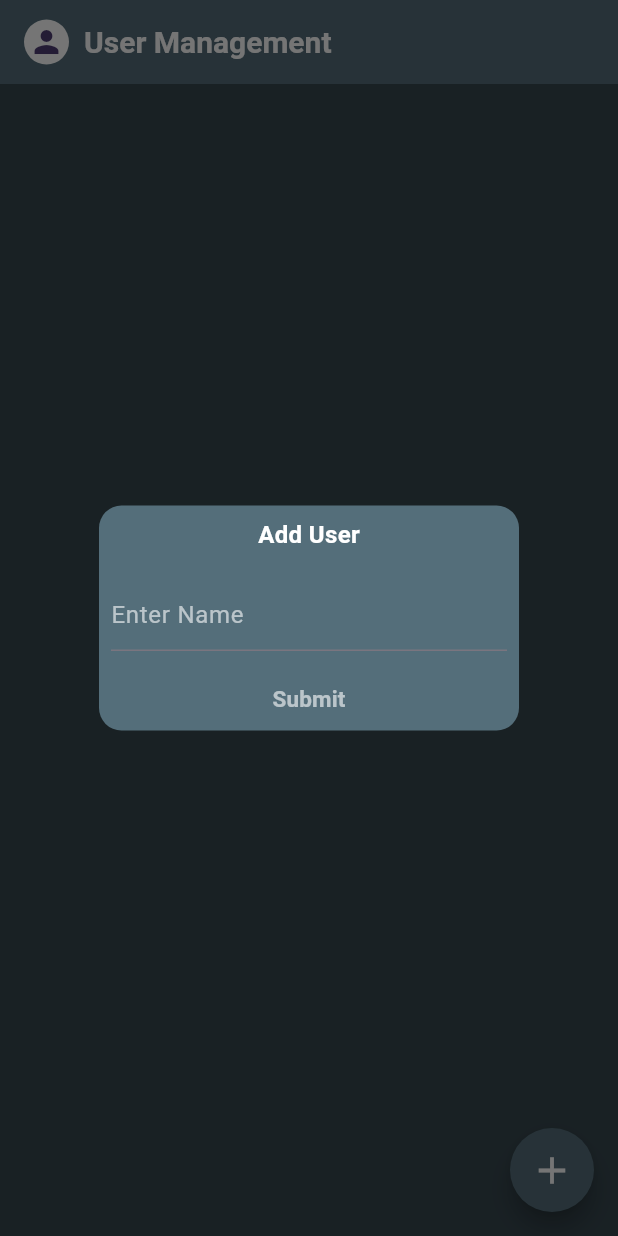
After one commit to heyyashid/flutter-space, a Flutter app: the screen it shows after launch, after a tap on the "add" icon, on a phone screen of 412 x 824 dp. The commit adds this screen. Run offline on Flutter 3.47's test engine with Material 3 defaults, Android fonts, the phone set to English and light mode, and no system bars; our stand-ins replace fluttertoast, image_picker, shared_preferences; key blocks and very long unbroken strings in the code were emptied for the run.

Commit message:
provider

```diff
--- a/lib/main.dart
+++ b/lib/main.dart
@@ -1,4 +1,5 @@
 import 'package:flutter/material.dart';
+import 'package:provider/provider.dart';
 import 'package:sample/02-10-24-task/profile.dart';
 import 'package:sample/03-10-24-task/bus_booking.dart';
 import 'package:sample/03-10-24-task/confirmpage.dart';
@@ -20,9 +21,13 @@ import 'package:sample/navigation/screen-b.dart';
 import 'package:sample/container.dart';
 import 'package:sample/image.dart';
 import 'package:sample/19-09-24_task/login.dart';
+import 'package:sample/provider/provider_class.dart';
+import 'package:sample/provider/user_management.dart';
 
 void main() {
-  runApp(const MyApp());
+  runApp( ChangeNotifierProvider(
+    create: (context)=> UserProvider(),
+    child: MyApp()));
 }
 
 class MyApp extends StatelessWidget {
@@ -46,7 +51,7 @@ class MyApp extends StatelessWidget {
     //  },
     //  initialRoute: "homepage",
 
-      home:BottomBarEx(),
+      home:usermgmt(),
     );
   }
 }
--- /dev/null
+++ b/lib/provider/provider_class.dart
@@ -0,0 +1,42 @@
+import 'package:flutter/material.dart';
+
+class UserProvider extends ChangeNotifier {
+  final List<User> _users = [];
+
+  List<User> get users => _users;
+
+  void addUser(User user) {
+    _users.add(user);
+    notifyListeners();
+  }
+
+  void updateUser(String id, String newName) {
+    for (var user in _users) {
+      if (user.id == id) {
+        user.name = newName;
+        notifyListeners();
+        // break;
+      }
+    }
+  }
+
+  // void updateUser(String id, String newName) {
+  //   final userIndex = _users.indexWhere((user) => user.id == id);
+  //   if (userIndex >= 0) {
+  //     _users[userIndex] = User(id: id, name: newName);
+  //     notifyListeners();
+  //   }
+  // }
+
+  void deleteUser(String id) {
+    _users.removeWhere((user) => user.id == id);
+    notifyListeners();
+  }
+}
+
+class User {
+  final String id;
+  String name;
+
+  User({required this.id, required this.name});
+}
--- /dev/null
+++ b/lib/provider/user_management.dart
@@ -0,0 +1,172 @@
+import 'package:flutter/material.dart';
+import 'package:provider/provider.dart';
+import 'package:sample/provider/provider_class.dart';
+
+class usermgmt extends StatelessWidget {
+  TextEditingController _nameController =TextEditingController();
+   usermgmt({super.key});
+
+  @override
+  Widget build(BuildContext context) {
+    final userprovider = Provider.of<UserProvider>(context);
+    return Scaffold(
+      appBar: AppBar(
+        backgroundColor: Colors.blueGrey[600],
+        title: Row(
+          children: [
+            CircleAvatar(child: Icon(Icons.person),
+            backgroundColor: Colors.white,
+            radius: 15,),
+            SizedBox(width: 10,),
+            Text("User Management",style: TextStyle(fontSize: 20,fontWeight: FontWeight.bold,color: Colors.white  ),),
+          ],
+        ),
+      ),
+      backgroundColor: Colors.blueGrey[800],
+      body: ListView.separated(
+
+        itemBuilder: (context, index) {
+
+        return ListTile(
+          contentPadding: EdgeInsets.symmetric(horizontal: 20,vertical: 0),
+
+          title: Text(userprovider.users[index].name,style: TextStyle(fontSize: 18,fontWeight: FontWeight.w500,color: Colors.black),),
+          trailing: Row(
+            mainAxisSize: MainAxisSize.min,
+            children: [
+              InkWell(
+                onTap: (){
+                  _nameController.text = userprovider.users[index].name;
+
+                  showDialog(context: context, builder:(context) {
+            return Dialog(
+              backgroundColor: Colors.blueGrey[600],
+              shape: RoundedRectangleBorder(
+                borderRadius: BorderRadius.circular(15)
+              ),
+              child: SizedBox(
+                height: 150,
+                width: 100,
+
+                child: Padding(
+                  padding: const EdgeInsets.all(0.0),
+                  child: Column(
+                    mainAxisAlignment: MainAxisAlignment.start,
+                    crossAxisAlignment: CrossAxisAlignment.center,
+                    children: [
+
+                      Padding(
+                        padding: const EdgeInsets.only(top: 8.0),
+                        child: Text("Update User",style: TextStyle(fontSize: 16,fontWeight: FontWeight.w600,color: Colors.white),),
+
+                      ),
+                      SizedBox(height: 10,),
+
+                      Padding(
+                        padding: const EdgeInsets.all(8.0),
+                        child: TextField(
+                          controller: _nameController,
+                          decoration: InputDecoration(
+                            hintText: "Enter Name",
+                            hintStyle: TextStyle(color: Colors.white60)
+                          ),
+                        ),
+                      ),
+                      TextButton(onPressed: (){
+                        Navigator.pop(context);
+                       userprovider.updateUser(userprovider.users[index].id, _nameController.text);
+                      },
+                       child: Text("Update",style: TextStyle(fontSize: 15,fontWeight: FontWeight.w600,color: Colors.white60),))
+
+                    ],
+                  ),
+                ),
+
+              ),
+
+            );
+          },);
+
+                },
+                child: Icon(Icons.edit,color: Colors.white,)),
+              SizedBox(width: 10,),
+              InkWell(
+                onTap: (){
+                  userprovider.deleteUser(userprovider.users[index].id);
+                },
+                child: Icon(Icons.delete_outline,color: Colors.white,))
+            ],
+          ),
+        );
+      }
+      , separatorBuilder: (context, index) {
+        return Divider(
+          color: Colors.blueGrey[600],
+          thickness: 1,
+        );
+      }
+      ,
+       itemCount: userprovider.users.length),
+      floatingActionButton: FloatingActionButton(
+        shape: RoundedRectangleBorder(
+          borderRadius: BorderRadius.circular(30)
+        ),
+        backgroundColor: Colors.blueGrey[600],
+        onPressed: (){
+          showDialog(context: context, builder:(context) {
+            return Dialog(
+              backgroundColor: Colors.blueGrey[600],
+              shape: RoundedRectangleBorder(
+                borderRadius: BorderRadius.circular(15)
+              ),
+              child: SizedBox(
+                height: 150,
+                width: 100,
+
+                child: Padding(
+                  padding: const EdgeInsets.all(0.0),
+                  child: Column(
+                    mainAxisAlignment: MainAxisAlignment.start,
+                    crossAxisAlignment: CrossAxisAlignment.center,
+                    children: [
+
+                      Padding(
+                        padding: const EdgeInsets.only(top: 8.0),
+                        child: Text("Add User",style: TextStyle(fontSize: 16,fontWeight: FontWeight.w600,color: Colors.white),),
+
+                      ),
+                      SizedBox(height: 10,),
+
+                      Padding(
+                        padding: const EdgeInsets.all(8.0),
+                        child: TextField(
+                          controller: _nameController,
+                          decoration: InputDecoration(
+                            hintText: "Enter Name",labelStyle: TextStyle(color: Colors.white),
+                            hintStyle: TextStyle(color: Colors.white60)
+                          ),
+                        ),
+                      ),
+                      TextButton(onPressed: (){
+                        Navigator.pop(context);
+
+                        userprovider.addUser(User(id: DateTime.now().toString(), name: _nameController.text));
+                      },
+                       child: Text("Submit",style: TextStyle(fontSize: 15,fontWeight: FontWeight.w600,color: Colors.white60),))
+
+                    ],
+                  ),
+                ),
+
+              ),
+
+            );
+          },);
+      },
+      child: Icon(Icons.add,color: Colors.white,
+      size: 30,),
+      ),
+
+    );
+  }
+}
--- a/pubspec.yaml
+++ b/pubspec.yaml
@@ -40,6 +40,7 @@ dependencies:
   image_picker: ^1.1.2
   path_provider: ^2.1.4
   shared_preferences: ^2.3.2
+  provider: ^6.1.2
 
 dev_dependencies:
   flutter_test:
```
Also changed, not shown: pubspec.lock.
